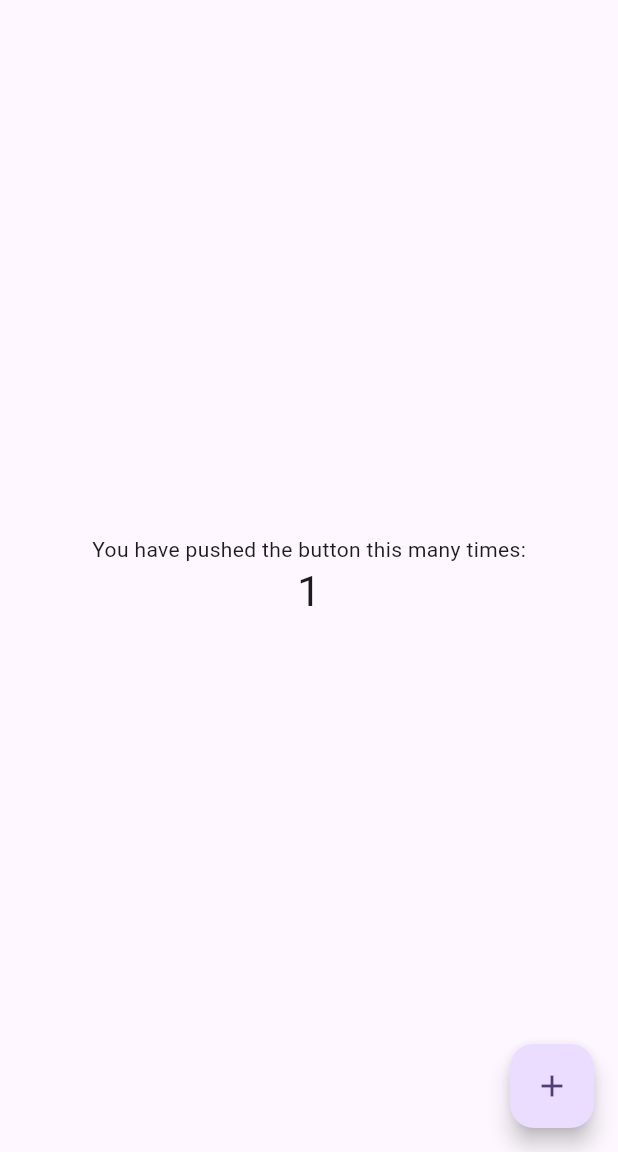
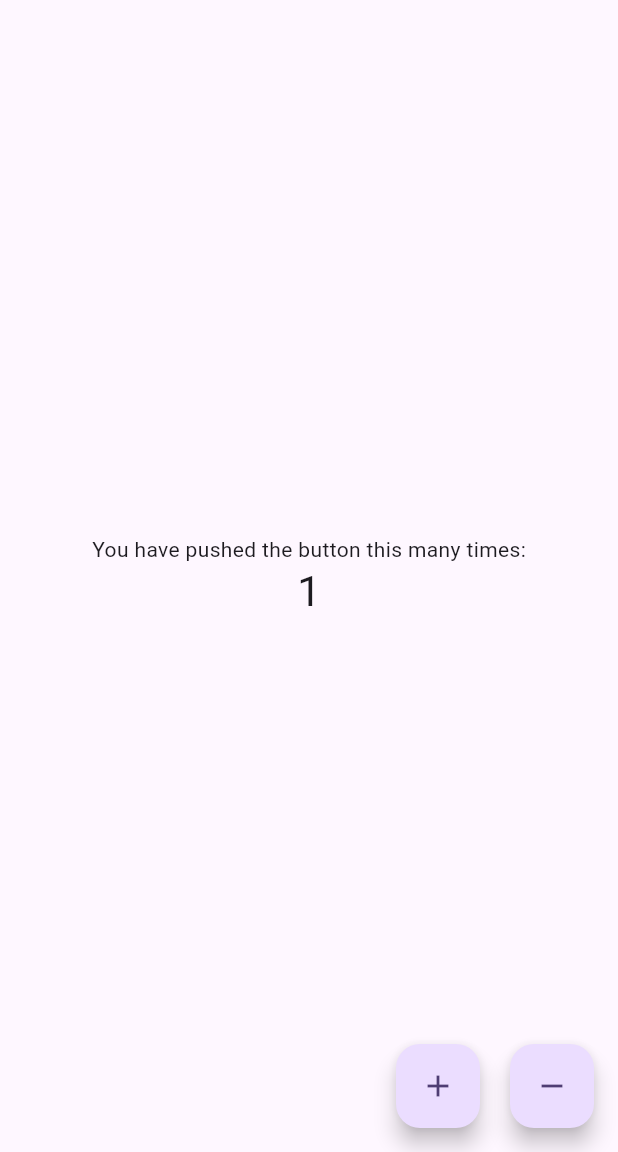
Before and after one commit to naeemibrahim969/VPN-App-UI, a Flutter app: the screen it shows after launch, after a tap on the "add" icon, on a phone screen of 412 x 824 dp, the part 84-1236 px from its top. Run offline on Flutter 3.47's test engine with Material 3 defaults, Android fonts, the phone set to English and light mode, and no system bars; our stand-ins replace flutter_riverpod.

Commit message:
counter with Riverpod

```diff
--- a/lib/main.dart
+++ b/lib/main.dart
@@ -1,33 +1,18 @@
 import 'package:flutter/material.dart';
+import 'package:flutter_riverpod/flutter_riverpod.dart';
 
 void main() {
-  runApp(const MyApp());
+  runApp(const ProviderScope(child: MyApp()));
 }
 
 class MyApp extends StatelessWidget {
   const MyApp({super.key});
 
-  // This widget is the root of your application.
   @override
   Widget build(BuildContext context) {
     return MaterialApp(
       title: 'Flutter Demo',
       theme: ThemeData(
-        // This is the theme of your application.
-        //
-        // TRY THIS: Try running your application with "flutter run". You'll see
-        // the application has a purple toolbar. Then, without quitting the app,
-        // try changing the seedColor in the colorScheme below to Colors.green
-        // and then invoke "hot reload" (save your changes or press the "hot
-        // reload" button in a Flutter-supported IDE, or press "r" if you used
-        // the command line to start the app).
-        //
-        // Notice that the counter didn't reset back to zero; the application
-        // state is not lost during the reload. To reset the state, use hot
-        // restart instead.
-        //
-        // This works for code too, not just values: Most code changes can be
-        // tested with just a hot reload.
         colorScheme: ColorScheme.fromSeed(seedColor: Colors.deepPurple),
         useMaterial3: true,
       ),
@@ -36,90 +21,53 @@ class MyApp extends StatelessWidget {
   }
 }
 
-class MyHomePage extends StatefulWidget {
+final counterProvider = StateProvider((ref) {
+  return 0;
+});
+
+class MyHomePage extends ConsumerWidget {
   const MyHomePage({super.key, required this.title});
-
-  // This widget is the home page of your application. It is stateful, meaning
-  // that it has a State object (defined below) that contains fields that affect
-  // how it looks.
-
-  // This class is the configuration for the state. It holds the values (in this
-  // case the title) provided by the parent (in this case the App widget) and
-  // used by the build method of the State. Fields in a Widget subclass are
-  // always marked "final".
-
   final String title;
 
-  @override
-  State<MyHomePage> createState() => _MyHomePageState();
-}
 
-class _MyHomePageState extends State<MyHomePage> {
-  int _counter = 0;
-
-  void _incrementCounter() {
-    setState(() {
-      // This call to setState tells the Flutter framework that something has
-      // changed in this State, which causes it to rerun the build method below
-      // so that the display can reflect the updated values. If we changed
-      // _counter without calling setState(), then the build method would not be
-      // called again, and so nothing would appear to happen.
-      _counter++;
-    });
-  }
 
   @override
-  Widget build(BuildContext context) {
-    // This method is rerun every time setState is called, for instance as done
-    // by the _incrementCounter method above.
-    //
-    // The Flutter framework has been optimized to make rerunning build methods
-    // fast, so that you can just rebuild anything that needs updating rather
-    // than having to individually change instances of widgets.
+  Widget build(BuildContext context, WidgetRef ref) {
+
+    var counter = ref.watch(counterProvider);
+
     return Scaffold(
       appBar: AppBar(
-        // TRY THIS: Try changing the color here to a specific color (to
-        // Colors.amber, perhaps?) and trigger a hot reload to see the AppBar
-        // change color while the other colors stay the same.
         backgroundColor: Theme.of(context).colorScheme.inversePrimary,
-        // Here we take the value from the MyHomePage object that was created by
-        // the App.build method, and use it to set our appbar title.
-        title: Text(widget.title),
+        title: Text(title),
       ),
       body: Center(
-        // Center is a layout widget. It takes a single child and positions it
-        // in the middle of the parent.
         child: Column(
-          // Column is also a layout widget. It takes a list of children and
-          // arranges them vertically. By default, it sizes itself to fit its
-          // children horizontally, and tries to be as tall as its parent.
-          //
-          // Column has various properties to control how it sizes itself and
-          // how it positions its children. Here we use mainAxisAlignment to
-          // center the children vertically; the main axis here is the vertical
-          // axis because Columns are vertical (the cross axis would be
-          // horizontal).
-          //
-          // TRY THIS: Invoke "debug painting" (choose the "Toggle Debug Paint"
-          // action in the IDE, or press "p" in the console), to see the
-          // wireframe for each widget.
           mainAxisAlignment: MainAxisAlignment.center,
           children: <Widget>[
-            const Text(
-              'You have pushed the button this many times:',
-            ),
-            Text(
-              '$_counter',
-              style: Theme.of(context).textTheme.headlineMedium,
-            ),
+            const Text('You have pushed the button this many times:',),
+            Text('$counter', style: Theme.of(context).textTheme.headlineMedium,),
           ],
         ),
       ),
-      floatingActionButton: FloatingActionButton(
-        onPressed: _incrementCounter,
-        tooltip: 'Increment',
-        child: const Icon(Icons.add),
-      ), // This trailing comma makes auto-formatting nicer for build methods.
+      floatingActionButton: Row(
+        mainAxisAlignment: MainAxisAlignment.end,
+        children: [
+          FloatingActionButton(
+            // onPressed:() => ref.read(counterProvider.state).state++,
+            onPressed:() => ref.read(counterProvider.notifier).state++,
+            tooltip: 'Increment',
+            child: const Icon(Icons.add),
+          ),
+          const SizedBox(width: 20),
+          FloatingActionButton(
+            // onPressed:() => ref.read(counterProvider.state).state++,
+            onPressed:() => ref.read(counterProvider.notifier).state--,
+            tooltip: 'Increment',
+            child: const Icon(Icons.remove),
+          ),
+        ],
+      ),
     );
   }
 }
```
Also changed, not shown: pubspec.yaml (+2 -66 lines), pubspec.lock.
